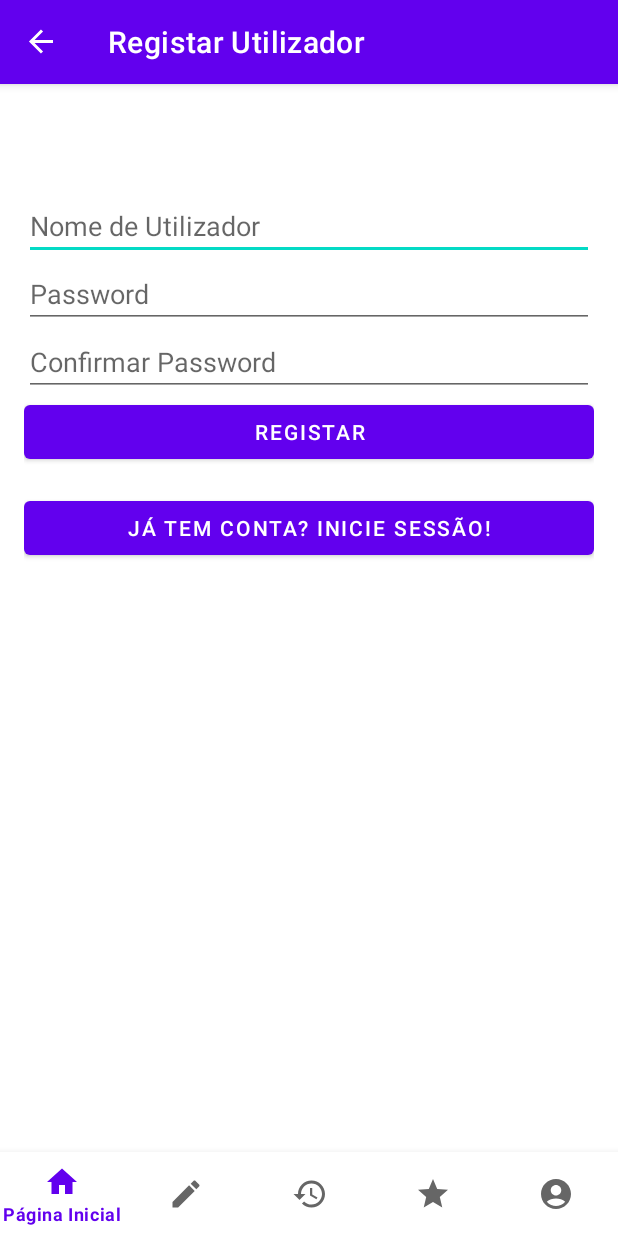
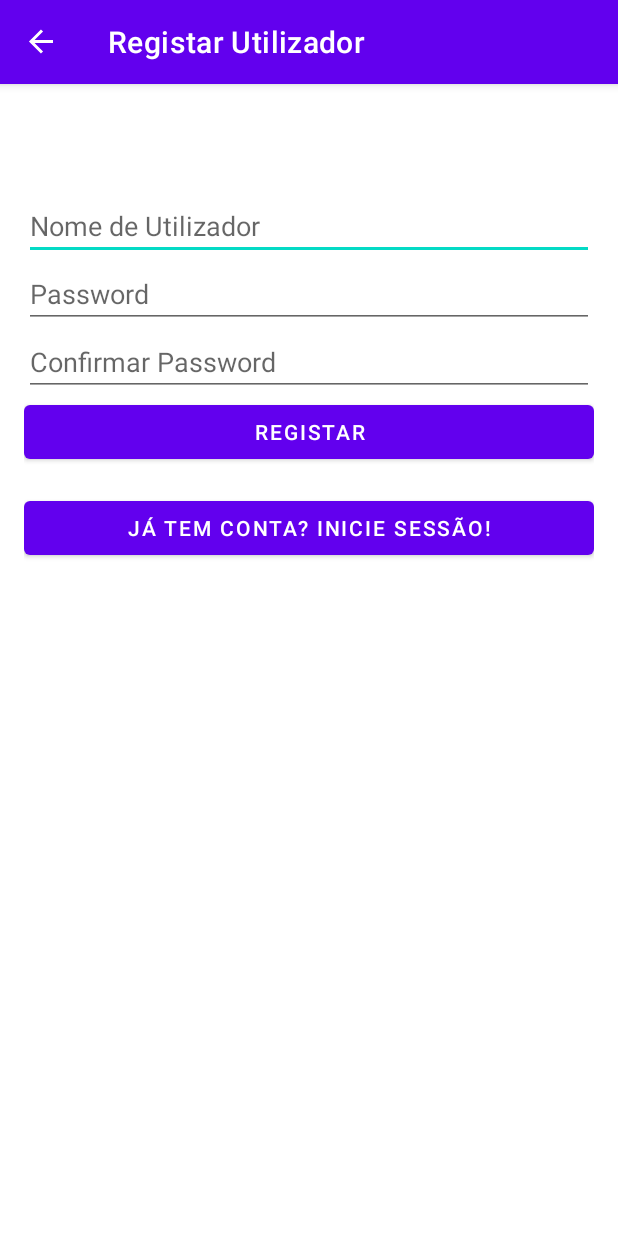
Before and after one commit to zDragonPaulo/TrailSnapV2, an Android app: the screen it shows after launch (MainActivity), on a phone screen of 412 x 824 dp. Run offline under Robolectric (Android 15) with nearby library versions, the phone set to English and light mode, and no system bars; our stand-ins replace Room's generated code, navigation-ui.

```diff
--- a/app/src/main/java/com/example/trailsnapv2/MainActivity.kt
+++ b/app/src/main/java/com/example/trailsnapv2/MainActivity.kt
@@ -2,6 +2,7 @@ package com.example.trailsnapv2
 
 import android.content.res.Configuration
 import android.os.Bundle
+import android.view.View
 import androidx.appcompat.app.AppCompatActivity
 import androidx.navigation.findNavController
 import androidx.navigation.ui.AppBarConfiguration
@@ -47,17 +48,27 @@ class MainActivity : AppCompatActivity() {
         binding = ActivityMainBinding.inflate(layoutInflater)
         setContentView(binding.root)
 
-        val navView: BottomNavigationView = binding.navView
-
+        val navView: BottomNavigationView = binding.navView // Usa o navView diretamente
         val navController = findNavController(R.id.nav_host_fragment_activity_main)
         val appBarConfiguration = AppBarConfiguration(
             setOf(
                 R.id.navigation_dashboard, R.id.navigation_add_walk, R.id.navigation_history, R.id.navigation_achievements, R.id.navigation_profile
             )
         )
+        navController.addOnDestinationChangedListener { _, destination, _ ->
+            when (destination.id) {
+                R.id.registerFragment, R.id.loginFragment -> {
+                    navView.visibility = View.GONE
+                }
+                else -> {
+                    navView.visibility = View.VISIBLE
+                }
+            }
+        }
         setupActionBarWithNavController(navController, appBarConfiguration)
-        navView.setupWithNavController(navController)
+        navView.setupWithNavController(navController) // Configura o navView com o navController
     }
+
 
     /**
      * Handles navigation when the "up" button in the action bar is pressed.
--- a/app/src/main/res/layout/activity_main.xml
+++ b/app/src/main/res/layout/activity_main.xml
@@ -16,7 +16,8 @@
         app:layout_constraintBottom_toBottomOf="parent"
         app:layout_constraintLeft_toLeftOf="parent"
         app:layout_constraintRight_toRightOf="parent"
-        app:menu="@menu/bottom_nav_menu" />
+        app:menu="@menu/bottom_nav_menu"
+        app:layout_behavior="@string/hide_bottom_view_on_scroll_behavior"/>
 
     <fragment
         android:id="@+id/nav_host_fragment_activity_main"
```
